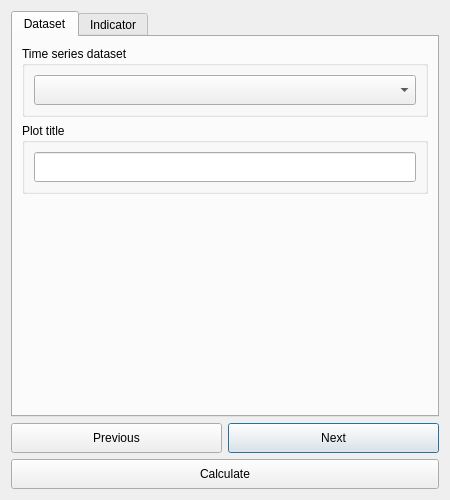
Old version of the form LDMP/gui/DlgTimeseries.ui in the repository ConservationInternational/trends.earth.
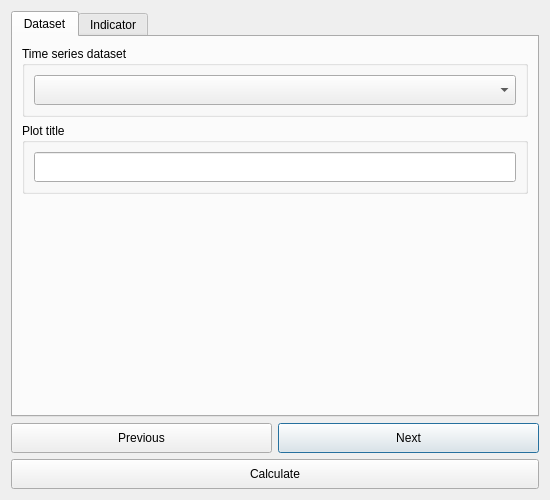
New version of the form.

```diff
--- a/LDMP/gui/DlgTimeseries.ui
+++ b/LDMP/gui/DlgTimeseries.ui
@@ -6,7 +6,7 @@
    <rect>
     <x>0</x>
     <y>0</y>
-    <width>450</width>
+    <width>550</width>
     <height>500</height>
    </rect>
   </property>
```
